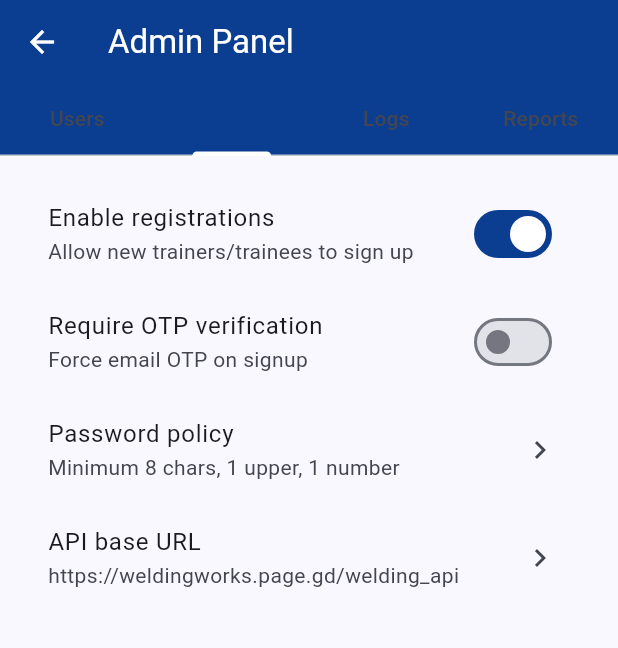
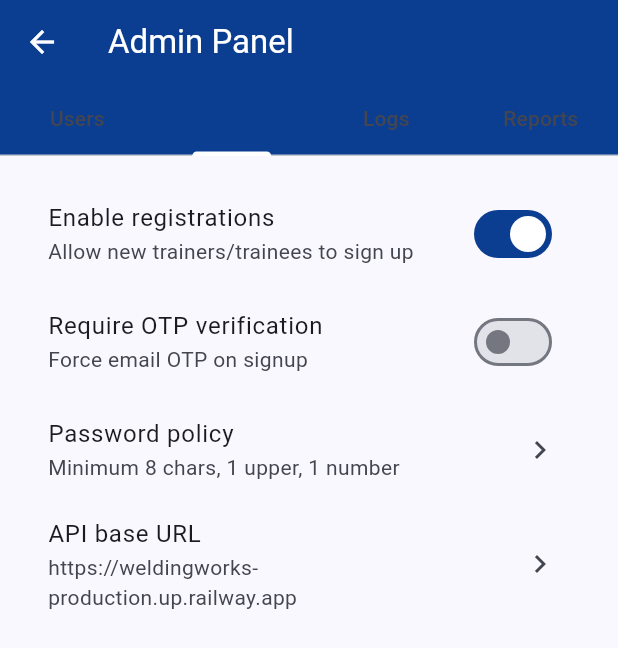
Before and after one commit to krazypersonmeepo-art/welding_works1, a Flutter app: the AdminDashboard screen opened directly, tab 2 chosen, on a phone screen of 412 x 824 dp. Shown: the top 648 px of the screen. Run offline on Flutter 3.47's test engine with Material 3 defaults, Android fonts, the phone set to English and light mode, and no system bars.

Commit message:
Update API base URL to Railway

```diff
--- a/lib/admin_dashboard.dart
+++ b/lib/admin_dashboard.dart
@@ -102,7 +102,7 @@ class _SettingsTab extends StatelessWidget {
         ),
         ListTile(
           title: const Text('API base URL'),
-          subtitle: const Text('https://weldingworks.page.gd/welding_api'),
+          subtitle: const Text('https://weldingworks-production.up.railway.app'),
           trailing: const Icon(Icons.chevron_right),
           onTap: () {},
         ),
--- a/lib/app_config.dart
+++ b/lib/app_config.dart
@@ -1,5 +1,5 @@
 class AppConfig {
-  // Hard-coded production host for now.
-  static const String baseHost = "https://YOUR-RAILWAY-APP.up.railway.app";
+  // Production API (Railway).
+  static const String baseHost = "https://weldingworks-production.up.railway.app";
   static String get weldingApi => baseHost;
 }
```
Also changed, not shown: 1 other file.
